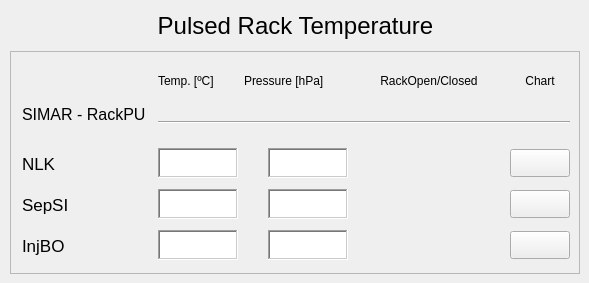
First picture: the form in ui/temprackpu.ui, repository lnls-gop/gop-monitor, before the edit.
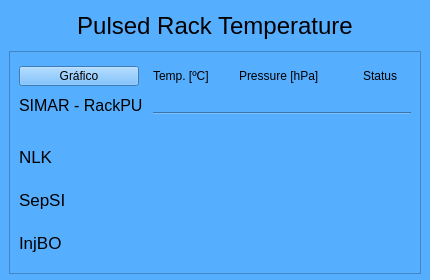
Second picture: the form after the edit. Custom widgets are drawn as their Qt base class.

Diff of the .ui file:
```diff
--- a/ui/temprackpu.ui
+++ b/ui/temprackpu.ui
@@ -6,20 +6,20 @@
    <rect>
     <x>0</x>
     <y>0</y>
-    <width>589</width>
-    <height>283</height>
+    <width>430</width>
+    <height>280</height>
    </rect>
   </property>
   <property name="minimumSize">
    <size>
-    <width>562</width>
-    <height>180</height>
+    <width>430</width>
+    <height>280</height>
    </size>
   </property>
   <property name="maximumSize">
    <size>
-    <width>1200</width>
-    <height>500</height>
+    <width>430</width>
+    <height>280</height>
    </size>
   </property>
   <property name="mouseTracking">
@@ -28,21 +28,30 @@
   <property name="windowTitle">
    <string>Form</string>
   </property>
+  <property name="styleSheet">
+   <string notr="true">background-color: rgb(86, 174, 255)</string>
+  </property>
   <widget class="PyDMLabel" name="PyDMLabel">
    <property name="geometry">
     <rect>
      <x>10</x>
      <y>5</y>
-     <width>571</width>
+     <width>410</width>
      <height>42</height>
     </rect>
    </property>
    <property name="minimumSize">
     <size>
-     <width>0</width>
+     <width>410</width>
      <height>42</height>
     </size>
    </property>
+   <property name="maximumSize">
+    <size>
+     <width>410</width>
+     <height>16777215</height>
+    </size>
+   </property>
    <property name="font">
     <font>
      <pointsize>18</pointsize>
@@ -61,9 +70,9 @@
   <widget class="QScrollArea" name="scrollArea_2">
    <property name="geometry">
     <rect>
-     <x>10</x>
+     <x>9</x>
      <y>51</y>
-     <width>570</width>
+     <width>412</width>
      <height>223</height>
     </rect>
    </property>
@@ -75,13 +84,13 @@
    </property>
    <property name="minimumSize">
     <size>
-     <width>570</width>
+     <width>412</width>
      <height>220</height>
     </size>
    </property>
    <property name="maximumSize">
     <size>
-     <width>570</width>
+     <width>412</width>
      <height>223</height>
     </size>
    </property>
@@ -96,20 +105,42 @@
      <rect>
       <x>0</x>
       <y>0</y>
-      <width>568</width>
+      <width>410</width>
       <height>221</height>
      </rect>
     </property>
     <widget class="QWidget" name="layoutWidget">
      <property name="geometry">
       <rect>
-       <x>11</x>
+       <x>9</x>
        <y>10</y>
-       <width>548</width>
+       <width>392</width>
        <height>201</height>
       </rect>
      </property>
      <layout class="QGridLayout" name="gridLayout">
+      <item row="0" column="0">
+       <widget class="PyDMPushButton" name="PyDMPushButton_8">
+        <property name="minimumSize">
+         <size>
+          <width>120</width>
+          <height>20</height>
+         </size>
+        </property>
+        <property name="maximumSize">
+         <size>
+          <width>120</width>
+          <height>20</height>
+         </size>
+        </property>
+        <property name="toolTip">
+         <string/>
+        </property>
+        <property name="text">
+         <string>Gráfico</string>
+        </property>
+       </widget>
+      </item>
       <item row="0" column="1">
        <widget class="PyDMLabel" name="PyDMLabel_39">
         <property name="minimumSize">
@@ -146,7 +177,7 @@
        <widget class="PyDMLabel" name="PyDMLabel_35">
         <property name="minimumSize">
          <size>
-          <width>126</width>
+          <width>60</width>
           <height>24</height>
          </size>
         </property>
@@ -157,20 +188,7 @@
          <enum>Qt::RightToLeft</enum>
         </property>
         <property name="text">
-         <string>RackOpen/Closed</string>
-        </property>
-        <property name="alignment">
-         <set>Qt::AlignCenter</set>
-        </property>
-       </widget>
-      </item>
-      <item row="0" column="4">
-       <widget class="PyDMLabel" name="PyDMLabel_48">
-        <property name="toolTip">
-         <string/>
-        </property>
-        <property name="text">
-         <string>Chart</string>
+         <string>Status</string>
         </property>
         <property name="alignment">
          <set>Qt::AlignCenter</set>
@@ -204,7 +222,7 @@
         </property>
        </widget>
       </item>
-      <item row="1" column="1" colspan="4">
+      <item row="1" column="1" colspan="3">
        <widget class="Line" name="line_4">
         <property name="minimumSize">
          <size>
@@ -301,16 +319,16 @@
          <bool>false</bool>
         </property>
         <property name="styleSheet">
-         <string notr="true">background-color: qlineargradient(spread:pad, x1:0, y1:0, x2:1, y2:1, stop:0 rgba(255, 255, 255, 255), stop:1 rgba(255, 255, 255, 255));</string>
+         <string notr="true"/>
         </property>
         <property name="frameShape">
-         <enum>QFrame::WinPanel</enum>
+         <enum>QFrame::NoFrame</enum>
         </property>
         <property name="frameShadow">
          <enum>QFrame::Sunken</enum>
         </property>
         <property name="alignment">
-         <set>Qt::AlignRight|Qt::AlignTrailing|Qt::AlignVCenter</set>
+         <set>Qt::AlignCenter</set>
         </property>
         <property name="channel" stdset="0">
          <string>IA-01RaNLK:CO-SIMAR-01:RackInternalTemp-Mon</string>
@@ -347,16 +365,16 @@
          <bool>false</bool>
         </property>
         <property name="styleSheet">
-         <string notr="true">background-color: qlineargradient(spread:pad, x1:0, y1:0, x2:1, y2:1, stop:0 rgba(255, 255, 255, 255), stop:1 rgba(255, 255, 255, 255));</string>
+         <string notr="true"/>
         </property>
         <property name="frameShape">
-         <enum>QFrame::WinPanel</enum>
+         <enum>QFrame::NoFrame</enum>
         </property>
         <property name="frameShadow">
          <enum>QFrame::Sunken</enum>
         </property>
         <property name="alignment">
-         <set>Qt::AlignRight|Qt::AlignTrailing|Qt::AlignVCenter</set>
+         <set>Qt::AlignCenter</set>
         </property>
         <property name="channel" stdset="0">
          <string>IA-01RaNLK:CO-SIMAR-01:RackInternalPressure-Mon</string>
@@ -376,16 +394,16 @@
         </property>
         <property name="minimumSize">
          <size>
-          <width>150</width>
-          <height>35</height>
-         </size>
-        </property>
-        <property name="maximumSize">
-         <size>
           <width>51</width>
           <height>35</height>
          </size>
         </property>
+        <property name="maximumSize">
+         <size>
+          <width>66</width>
+          <height>35</height>
+         </size>
+        </property>
         <property name="toolTip">
          <string/>
         </property>
@@ -404,25 +422,6 @@
         </property>
        </widget>
       </item>
-      <item row="2" column="4">
-       <widget class="PyDMPushButton" name="PyDMPushButton_8">
-        <property name="minimumSize">
-         <size>
-          <width>60</width>
-          <height>28</height>
-         </size>
-        </property>
-        <property name="maximumSize">
-         <size>
-          <width>60</width>
-          <height>28</height>
-         </size>
-        </property>
-        <property name="toolTip">
-         <string/>
-        </property>
-       </widget>
-      </item>
       <item row="3" column="0">
        <widget class="PyDMLabel" name="PyDMLabel_33">
         <property name="minimumSize">
@@ -474,16 +473,16 @@
          <bool>false</bool>
         </property>
         <property name="styleSheet">
-         <string notr="true">background-color: qlineargradient(spread:pad, x1:0, y1:0, x2:1, y2:1, stop:0 rgba(255, 255, 255, 255), stop:1 rgba(255, 255, 255, 255));</string>
+         <string notr="true"/>
         </property>
         <property name="frameShape">
-         <enum>QFrame::WinPanel</enum>
+         <enum>QFrame::NoFrame</enum>
         </property>
         <property name="frameShadow">
          <enum>QFrame::Sunken</enum>
         </property>
         <property name="alignment">
-         <set>Qt::AlignRight|Qt::AlignTrailing|Qt::AlignVCenter</set>
+         <set>Qt::AlignCenter</set>
         </property>
         <property name="channel" stdset="0">
          <string>IA-01RaSepSI:CO-SIMAR-01:RackInternalTemp-Mon</string>
@@ -520,16 +519,16 @@
          <bool>false</bool>
         </property>
         <property name="styleSheet">
-         <string notr="true">background-color: qlineargradient(spread:pad, x1:0, y1:0, x2:1, y2:1, stop:0 rgba(255, 255, 255, 255), stop:1 rgba(255, 255, 255, 255));</string>
+         <string notr="true"/>
         </property>
         <property name="frameShape">
-         <enum>QFrame::WinPanel</enum>
+         <enum>QFrame::NoFrame</enum>
         </property>
         <property name="frameShadow">
          <enum>QFrame::Sunken</enum>
         </property>
         <property name="alignment">
-         <set>Qt::AlignRight|Qt::AlignTrailing|Qt::AlignVCenter</set>
+         <set>Qt::AlignCenter</set>
         </property>
         <property name="channel" stdset="0">
          <string>IA-01RaSepSI:CO-SIMAR-01:RackInternalPressure-Mon</string>
@@ -552,7 +551,7 @@
         </property>
         <property name="maximumSize">
          <size>
-          <width>150</width>
+          <width>66</width>
           <height>35</height>
          </size>
         </property>
@@ -574,25 +573,6 @@
         </property>
        </widget>
       </item>
-      <item row="3" column="4">
-       <widget class="PyDMPushButton" name="PyDMPushButton_7">
-        <property name="minimumSize">
-         <size>
-          <width>60</width>
-          <height>28</height>
-         </size>
-        </property>
-        <property name="maximumSize">
-         <size>
-          <width>60</width>
-          <height>28</height>
-         </size>
-        </property>
-        <property name="toolTip">
-         <string/>
-        </property>
-       </widget>
-      </item>
       <item row="4" column="0">
        <widget class="PyDMLabel" name="PyDMLabel_62">
         <property name="minimumSize">
@@ -644,16 +624,16 @@
          <bool>false</bool>
         </property>
         <property name="styleSheet">
-         <string notr="true">background-color: qlineargradient(spread:pad, x1:0, y1:0, x2:1, y2:1, stop:0 rgba(255, 255, 255, 255), stop:1 rgba(255, 255, 255, 255));</string>
+         <string notr="true"/>
         </property>
         <property name="frameShape">
-         <enum>QFrame::WinPanel</enum>
+         <enum>QFrame::NoFrame</enum>
         </property>
         <property name="frameShadow">
          <enum>QFrame::Sunken</enum>
         </property>
         <property name="alignment">
-         <set>Qt::AlignRight|Qt::AlignTop|Qt::AlignTrailing</set>
+         <set>Qt::AlignCenter</set>
         </property>
         <property name="channel" stdset="0">
          <string>IA-01RaInjBO:CO-SIMAR-01:RackInternalTemp-Mon</string>
@@ -690,16 +670,16 @@
          <bool>false</bool>
         </property>
         <property name="styleSheet">
-         <string notr="true">background-color: qlineargradient(spread:pad, x1:0, y1:0, x2:1, y2:1, stop:0 rgba(255, 255, 255, 255), stop:1 rgba(255, 255, 255, 255));</string>
+         <string notr="true"/>
         </property>
         <property name="frameShape">
-         <enum>QFrame::WinPanel</enum>
+         <enum>QFrame::NoFrame</enum>
         </property>
         <property name="frameShadow">
          <enum>QFrame::Sunken</enum>
         </property>
         <property name="alignment">
-         <set>Qt::AlignRight|Qt::AlignTrailing|Qt::AlignVCenter</set>
+         <set>Qt::AlignCenter</set>
         </property>
         <property name="channel" stdset="0">
          <string>IA-01RaInjBO:CO-SIMAR-01:RackInternalPressure-Mon</string>
@@ -722,7 +702,7 @@
         </property>
         <property name="maximumSize">
          <size>
-          <width>150</width>
+          <width>66</width>
           <height>35</height>
          </size>
         </property>
@@ -750,25 +730,6 @@
         </property>
        </widget>
       </item>
-      <item row="4" column="4">
-       <widget class="PyDMPushButton" name="PyDMPushButton_9">
-        <property name="minimumSize">
-         <size>
-          <width>60</width>
-          <height>28</height>
-         </size>
-        </property>
-        <property name="maximumSize">
-         <size>
-          <width>60</width>
-          <height>28</height>
-         </size>
-        </property>
-        <property name="toolTip">
-         <string/>
-        </property>
-       </widget>
-      </item>
      </layout>
     </widget>
    </widget>
```
